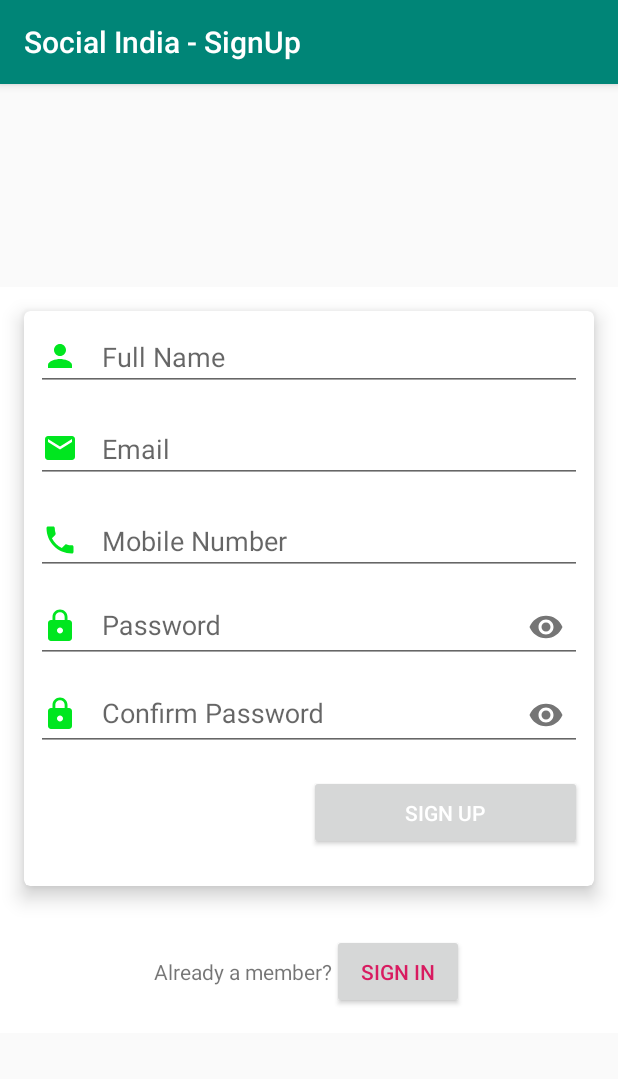
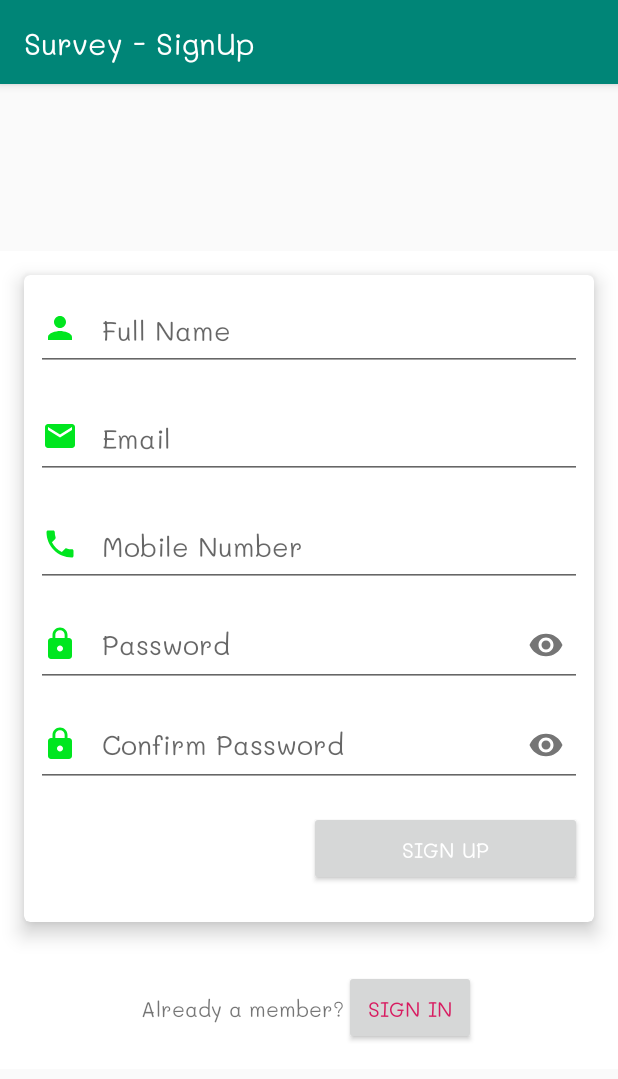
Before and after one commit to Ujjwal0501/survey, an Android app: the screen it shows after launch (Login), after a tap on "SIGN UP", on a phone screen of 412 x 824 dp. Shown: the top 1079 px of the screen. Run offline under Robolectric (Android 15) with nearby library versions, the phone set to English and light mode, and no system bars; our stand-ins replace Firebase (no records; nobody signed in at launch, a user with empty details on screens opened directly); 3 other taps on this screen came first.

Commit message:
rename title and custom action bar

```diff
--- a/app/src/main/AndroidManifest.xml
+++ b/app/src/main/AndroidManifest.xml
@@ -20,7 +20,8 @@
             </intent-filter>
         </activity>
         <activity android:name=".login.Login"/>
-        <activity android:name=".Home"/>
+        <activity android:name=".Home"
+            android:theme="@style/DrawerTheme"/>
         <activity android:name=".Phoneverify"/>
     </application>
 
--- a/app/src/main/java/com/svnit/civil/survey/login/Signin.java
+++ b/app/src/main/java/com/svnit/civil/survey/login/Signin.java
@@ -88,7 +88,7 @@ public class Signin extends Fragment {
         super.onStart();
         Activity activity = getActivity();
         if (activity != null)
-            activity.setTitle("Social India - SignIn");
+            activity.setTitle("Survey - SignIn");
     }
 
     private void initSignin(String email, String password) {
--- a/app/src/main/java/com/svnit/civil/survey/login/Signup.java
+++ b/app/src/main/java/com/svnit/civil/survey/login/Signup.java
@@ -49,7 +49,7 @@ public class Signup extends Fragment {
                              Bundle savedInstanceState) {
         // Inflate the layout for this fragment
         View v = inflater.inflate(R.layout.fragment_signup, container, false);
-//        getActivity().setTitle("Social India - SignUp");
+//        getActivity().setTitle("Survey - SignUp");
         context = v.getContext();
         fragment = v;
         activity = getActivity();
@@ -107,7 +107,7 @@ public class Signup extends Fragment {
         super.onStart();
         Activity activity = getActivity();
         if (activity != null)
-            activity.setTitle("Social India - SignUp");
+            activity.setTitle("Survey - SignUp");
     }
 
     private void initSignUp(final String email, final String password, final String name, final String phone) {
--- a/app/src/main/res/values/styles.xml
+++ b/app/src/main/res/values/styles.xml
@@ -6,6 +6,7 @@
         <item name="colorPrimary">@color/colorPrimary</item>
         <item name="colorPrimaryDark">@color/colorPrimaryDark</item>
         <item name="colorAccent">@color/colorAccent</item>
+        <item name="android:fontFamily">@font/mail</item>
     </style>
 
     <!-- Splash Screen theme. -->
@@ -22,4 +23,17 @@
 
     <style name="AppTheme.PopupOverlay" parent="ThemeOverlay.AppCompat.Light" />
 
+    <!--home activity theme-->
+    <style name="DrawerTheme" parent="Theme.AppCompat.DayNight.NoActionBar">
+        <item name="colorPrimary">#19C71E</item>
+        <item name="colorPrimaryDark">#19C71E</item>
+        <item name="colorAccent">@color/colorAccent</item>
+        <item name="android:windowBackground">@color/white</item>
+        <item name="android:fontFamily">@font/mail</item>
+    </style>
+    <!--Font for all the app here-->
+    <style name="TextTheme" parent="DrawerTheme">
+        <item name="android:fontFamily">@font/mail</item>
+    </style>
+
 </resources>
```
